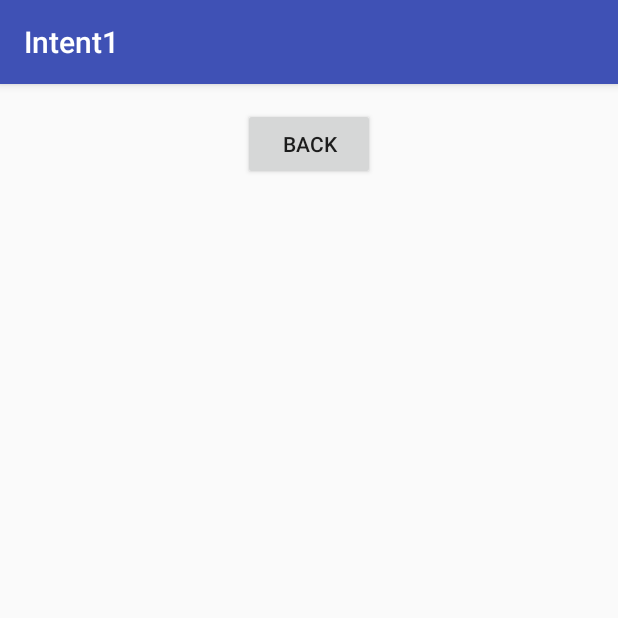
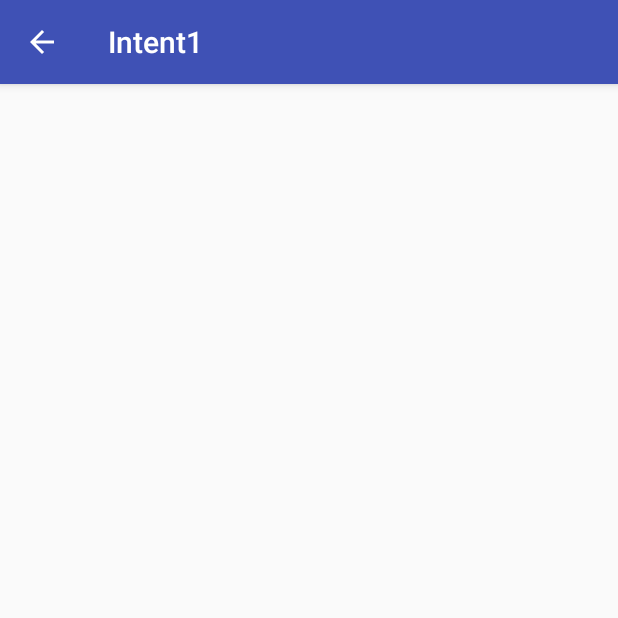
Before and after one commit to ilhamizzul/Intent1, an Android app: the HasilActivity screen opened directly, with no data from a screen before it, on a phone screen of 412 x 824 dp, the top half of it. Run offline under Robolectric (Android 15) with nearby library versions, the phone set to English and light mode, and no system bars.

Commit message:
onBackPressed Part 2

```diff
--- a/app/src/main/java/id/sch/smktelkom_mlg/learn/intent1/HasilActivity.java
+++ b/app/src/main/java/id/sch/smktelkom_mlg/learn/intent1/HasilActivity.java
@@ -2,7 +2,8 @@ package id.sch.smktelkom_mlg.learn.intent1;
 
 import android.os.Bundle;
 import android.support.v7.app.AppCompatActivity;
-import android.view.View;
+import android.view.MenuItem;
+
 
 public class HasilActivity extends AppCompatActivity {
 
@@ -10,12 +11,18 @@ public class HasilActivity extends AppCompatActivity {
     protected void onCreate(Bundle savedInstanceState) {
         super.onCreate(savedInstanceState);
         setContentView(R.layout.activity_hasil);
+        getSupportActionBar().setDisplayHomeAsUpEnabled(true);
 
-        findViewById(R.id.buttonBack).setOnClickListener(new View.OnClickListener() {
-            @Override
-            public void onClick(View v) {
-                onBackPressed();
-            }
-        });
+
+    }
+
+    @Override
+    public boolean onOptionsItemSelected(MenuItem item) {
+        if (item.getItemId() == android.R.id.home) {
+            onBackPressed();
+            return true;
+        }
+        return super.onOptionsItemSelected(item);
+
     }
 }
--- a/app/src/main/res/layout/activity_hasil.xml
+++ b/app/src/main/res/layout/activity_hasil.xml
@@ -10,10 +10,4 @@
     android:paddingTop="@dimen/activity_vertical_margin"
     tools:context="id.sch.smktelkom_mlg.learn.intent1.HasilActivity">
 
-    <Button
-        android:id="@+id/buttonBack"
-        android:layout_width="wrap_content"
-        android:layout_height="wrap_content"
-        android:layout_gravity="center_horizontal"
-        android:text="Back" />
 </LinearLayout>
```
